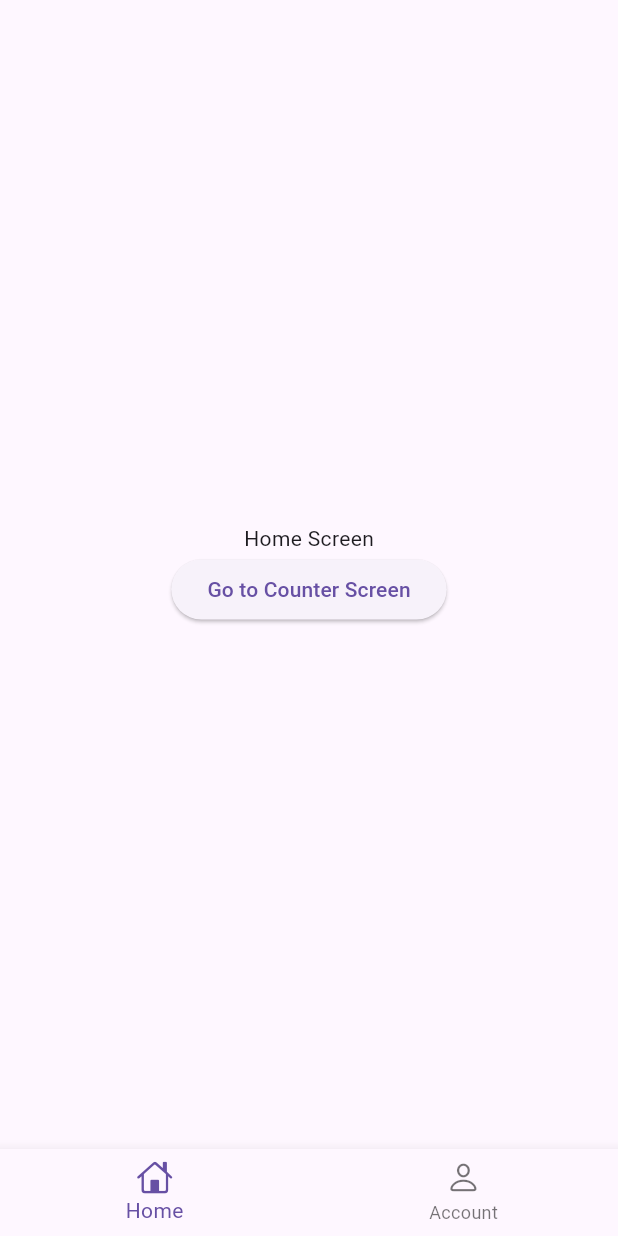
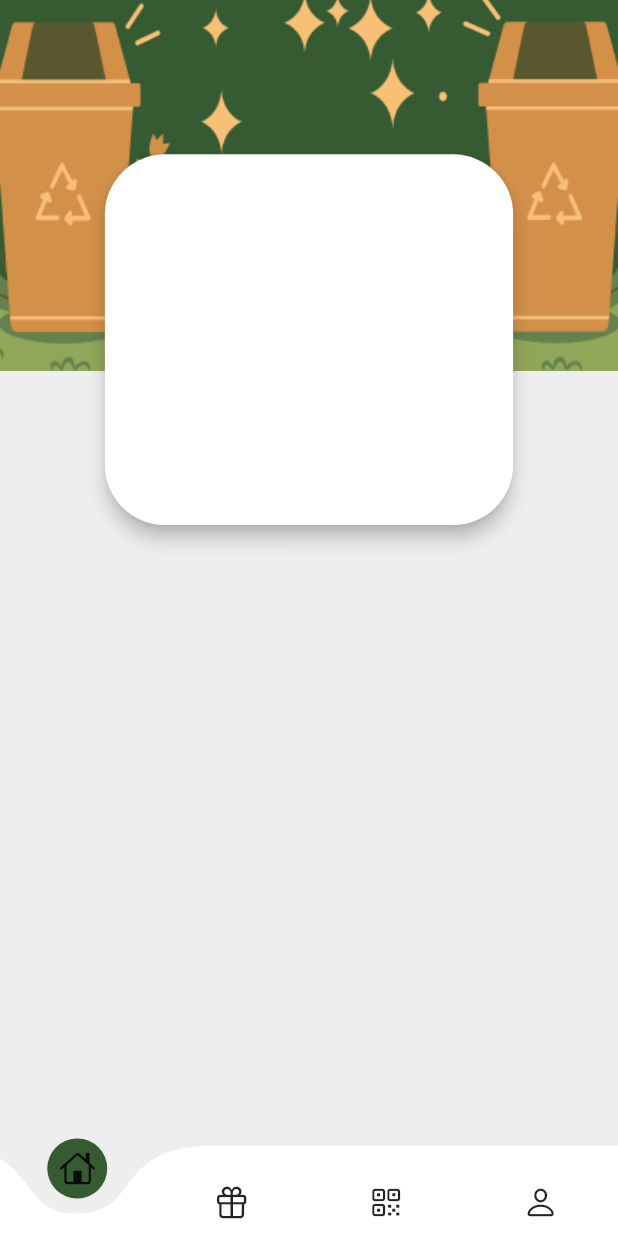
Before and after one commit to kimrolx/EcoPoints-Mobile, a Flutter app: the screen it shows once a user with an empty profile is signed in, on a phone screen of 412 x 824 dp. Run offline on Flutter 3.47's test engine with Material 3 defaults, Android fonts, the phone set to English and light mode, and no system bars; drawn by our look-alikes of curved_navigation_bar; our stand-ins replace firebase_auth, firebase_core, flutter_spinkit, flutter_svg, form_field_validator, gap and 5 more; accounts and stored records are empty.

Commit message:
started home-screen ui, added placeholders for bottom nav bar

```diff
--- a/lib/src/components/constants/colors/ecopoints_colors.dart
+++ b/lib/src/components/constants/colors/ecopoints_colors.dart
@@ -7,7 +7,7 @@ class EcoPointsColors {
 
   static const Color darkGray = Colors.grey;
 
-  static const Color lighGray = Colors.white54;
+  static const Color lighGray = Color.fromRGBO(238, 238, 238, 1.0);
 
   static const Color darkGreen = Color.fromRGBO(54, 90, 50, 1.0);
 
--- a/lib/src/controllers/auth_controller.dart
+++ b/lib/src/controllers/auth_controller.dart
@@ -50,7 +50,6 @@ class AuthController with ChangeNotifier {
 
   //* Log in with Google Provider
   loginWithGoogle() async {
-    try {
     final GoogleSignInAccount? googleUser = await GoogleSignIn().signIn();
 
     if (googleUser == null) {
@@ -66,10 +65,7 @@ class AuthController with ChangeNotifier {
       idToken: googleAuth.idToken,
     );
 
-      return await FirebaseAuth.instance.signInWithCredential(credential);
-    } catch (e) {
-      print("Login Failed: $e");
-    }
+    await FirebaseAuth.instance.signInWithCredential(credential);
   }
 
   //* Log out
--- a/lib/src/features/screens/account_screen.dart
+++ b/lib/src/features/screens/account-screen/account_screen.dart
@@ -1,10 +1,10 @@
 import 'package:flutter/material.dart';
 
-import '../../components/dialogs/loading_dialog.dart';
-import '../../controllers/auth_controller.dart';
+import '../../../components/dialogs/loading_dialog.dart';
+import '../../../controllers/auth_controller.dart';
 
 class AccountScreen extends StatelessWidget {
-  static const String route = '/';
+  static const String route = "/account";
   static const String path = "/account";
   static const String name = "Account Name";
   const AccountScreen({super.key});
--- a/lib/src/features/screens/home-screen/home_screen.dart
+++ b/lib/src/features/screens/home-screen/home_screen.dart
@@ -1,10 +1,10 @@
+import 'package:ecopoints/src/components/constants/colors/ecopoints_colors.dart';
+import 'package:ecopoints/src/features/screens/home-screen/widgets/points_indicator.dart';
+import 'package:ecopoints/src/features/screens/home-screen/widgets/trashcan_background.dart';
 import 'package:flutter/material.dart';
 
-import '../../../routes/router.dart';
-import '../sample_screen.dart';
-
 class HomeScreen extends StatelessWidget {
-  static const String route = '/home';
+  static const String route = "/home";
   static const String path = "/home";
   static const String name = "Home Screen";
 
@@ -12,18 +12,18 @@ class HomeScreen extends StatelessWidget {
 
   @override
   Widget build(BuildContext context) {
+    double width = MediaQuery.of(context).size.width;
+    double height = MediaQuery.of(context).size.height;
+
     return Scaffold(
-      body: Center(
-        child: Column(
-          mainAxisAlignment: MainAxisAlignment.center,
+      backgroundColor: EcoPointsColors.lighGray,
+      body: SizedBox(
+        height: height,
+        width: width,
+        child: const Stack(
           children: [
-            const Text("Home Screen"),
-            ElevatedButton(
-              onPressed: () {
-                GlobalRouter.I.router.push(CounterScreen.path);
-              },
-              child: const Text("Go to Counter Screen"),
-            ),
+            TrashcanBackgroundHomeScreen(),
+            PointsIndicatorHomeScreen(),
           ],
         ),
       ),
--- /dev/null
+++ b/lib/src/features/screens/home-screen/widgets/points_indicator.dart
@@ -0,0 +1,27 @@
+import 'package:flutter/material.dart';
+
+import '../../../../components/constants/colors/ecopoints_colors.dart';
+
+class PointsIndicatorHomeScreen extends StatelessWidget {
+  const PointsIndicatorHomeScreen({super.key});
+
+  @override
+  Widget build(BuildContext context) {
+    double width = MediaQuery.of(context).size.width;
+    double height = MediaQuery.of(context).size.height;
+
+    return Positioned(
+      top: height * 0.12,
+      left: width * 0.16,
+      right: width * 0.16,
+      child: Card(
+        shape: RoundedRectangleBorder(
+          borderRadius: BorderRadius.circular(40),
+        ),
+        color: EcoPointsColors.white,
+        elevation: 5,
+        child: Container(height: height * 0.3),
+      ),
+    );
+  }
+}
--- /dev/null
+++ b/lib/src/features/screens/home-screen/widgets/trashcan_background.dart
@@ -0,0 +1,21 @@
+import 'package:flutter/material.dart';
+
+import '../../../../components/constants/colors/ecopoints_colors.dart';
+
+class TrashcanBackgroundHomeScreen extends StatelessWidget {
+  const TrashcanBackgroundHomeScreen({super.key});
+
+  @override
+  Widget build(BuildContext context) {
+    double height = MediaQuery.of(context).size.height;
+    return Container(
+      color: EcoPointsColors.darkGreen,
+      height: height * 0.3,
+      child: Image.asset(
+        "assets/images/two-trashcans-background.png",
+        fit: BoxFit.cover,
+        width: double.infinity,
+      ),
+    );
+  }
+}
--- a/lib/src/features/screens/home-screen/wrapper.dart
+++ b/lib/src/features/screens/home-screen/wrapper.dart
@@ -1,7 +1,12 @@
+import 'package:curved_navigation_bar/curved_navigation_bar.dart';
+import 'package:ecopoints/src/components/constants/colors/ecopoints_colors.dart';
+import 'package:ecopoints/src/features/screens/account-screen/account_screen.dart';
 import 'package:flutter/cupertino.dart';
 import 'package:flutter/material.dart';
 
 import '../../../routes/router.dart';
+import '../rewards_catalog_screen.dart';
+import '../scan_qr_screen.dart';
 import 'home_screen.dart';
 
 class HomeWrapper extends StatefulWidget {
@@ -15,14 +20,22 @@ class HomeWrapper extends StatefulWidget {
 class _HomeWrapperState extends State<HomeWrapper> {
   int index = 0;
 
-  List<String> routes = [HomeScreen.route, "/account"];
+  List<String> routes = [
+    HomeScreen.route,
+    RewardsCatalogScreen.route,
+    ScanQRScreen.route,
+    AccountScreen.route
+  ];
 
   @override
   Widget build(BuildContext context) {
     return Scaffold(
       body: widget.child ?? const Placeholder(),
-      bottomNavigationBar: BottomNavigationBar(
-        currentIndex: index,
+      bottomNavigationBar: CurvedNavigationBar(
+        height: 60.0,
+        buttonBackgroundColor: EcoPointsColors.darkGreen,
+        backgroundColor: EcoPointsColors.lighGray,
+        animationDuration: const Duration(milliseconds: 200),
         onTap: (i) {
           setState(() {
             index = i;
@@ -30,10 +43,22 @@ class _HomeWrapperState extends State<HomeWrapper> {
           });
         },
         items: const [
-          BottomNavigationBarItem(
-              icon: Icon(CupertinoIcons.home), label: "Home"),
-          BottomNavigationBarItem(
-              icon: Icon(CupertinoIcons.person), label: "Account"),
+          Icon(
+            CupertinoIcons.home,
+            semanticLabel: "Home",
+          ),
+          Icon(
+            CupertinoIcons.gift,
+            semanticLabel: "Rewards",
+          ),
+          Icon(
+            CupertinoIcons.qrcode,
+            semanticLabel: "QR",
+          ),
+          Icon(
+            CupertinoIcons.person,
+            semanticLabel: "Account",
+          ),
         ],
       ),
     );
--- a/lib/src/routes/router.dart
+++ b/lib/src/routes/router.dart
@@ -4,13 +4,14 @@ import 'package:go_router/go_router.dart';
 
 import '../controllers/auth_controller.dart';
 import '../enums/enum.dart';
-import '../features/screens/account_screen.dart';
+import '../features/screens/account-screen/account_screen.dart';
 import '../features/screens/home-screen/home_screen.dart';
 import '../features/screens/home-screen/wrapper.dart';
 import '../features/screens/login-screen/login_screen.dart';
 import '../features/screens/forgot_password_screen.dart';
 import '../features/screens/registration_screen.dart';
-import '../features/screens/sample_screen.dart';
+import '../features/screens/rewards_catalog_screen.dart';
+import '../features/screens/scan_qr_screen.dart';
 
 class GlobalRouter {
   static void initialize() {
@@ -75,24 +76,6 @@ class GlobalRouter {
             return const RegistrationScreen();
           },
         ),
-        GoRoute(
-          parentNavigatorKey: _rootNavigatorKey,
-          path: AccountScreen.route,
-          name: AccountScreen.name,
-          builder: (context, _) {
-            return const AccountScreen();
-          },
-          routes: [
-            GoRoute(
-              parentNavigatorKey: _rootNavigatorKey,
-              path: CounterScreen.route,
-              name: CounterScreen.name,
-              builder: (context, _) {
-                return const CounterScreen();
-              },
-            ),
-          ],
-        ),
         ShellRoute(
           navigatorKey: _shellNavigatorKey,
           routes: [
@@ -106,8 +89,24 @@ class GlobalRouter {
             ),
             GoRoute(
               parentNavigatorKey: _shellNavigatorKey,
-              path: "/account",
-              name: "Wrapped Account",
+              path: RewardsCatalogScreen.route,
+              name: RewardsCatalogScreen.name,
+              builder: (context, _) {
+                return const RewardsCatalogScreen();
+              },
+            ),
+            GoRoute(
+              parentNavigatorKey: _shellNavigatorKey,
+              path: ScanQRScreen.route,
+              name: ScanQRScreen.name,
+              builder: (context, _) {
+                return const ScanQRScreen();
+              },
+            ),
+            GoRoute(
+              parentNavigatorKey: _shellNavigatorKey,
+              path: AccountScreen.route,
+              name: AccountScreen.name,
               builder: (context, _) {
                 return const AccountScreen();
               },
--- a/pubspec.yaml
+++ b/pubspec.yaml
@@ -21,6 +21,7 @@ dependencies:
   firebase_core: ^3.1.1
   google_sign_in: ^6.2.1
   firebase_auth: ^5.1.1
+  curved_navigation_bar: ^1.0.6
 
 dev_dependencies:
   flutter_test:
@@ -32,3 +33,4 @@ flutter:
   assets:
     - assets/logos/
     - assets/icons/
+    - assets/images/
```
Also changed, not shown: lib/src/features/screens/rewards_catalog_screen.dart (added, +17 -0 lines), lib/src/features/screens/sample_screen.dart (deleted, +0 -66 lines), lib/src/features/screens/scan_qr_screen.dart (added, +17 -0 lines), assets/images/two-trashcans-background.png (added), pubspec.lock. Lines whose indentation alone changed are shown as unchanged.
